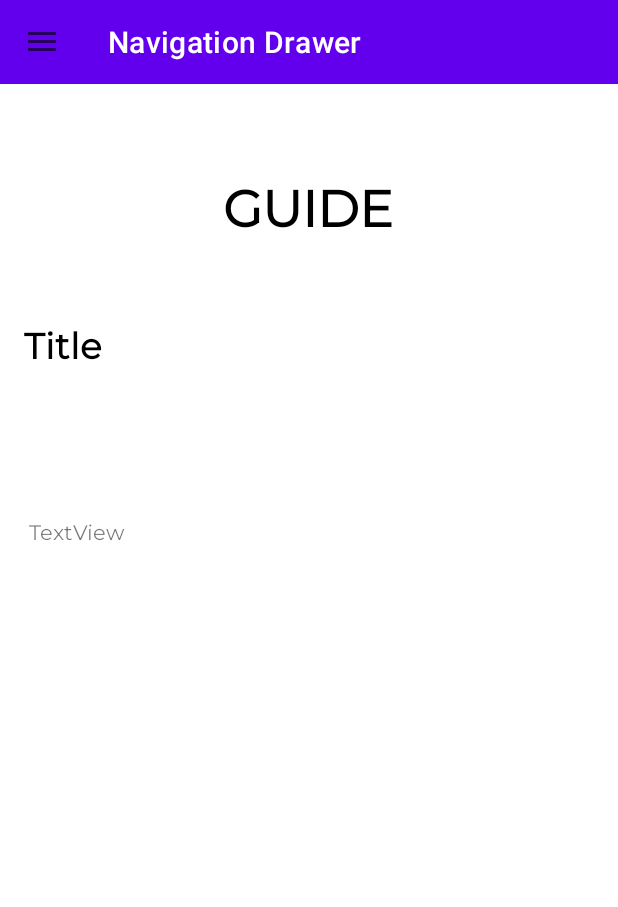
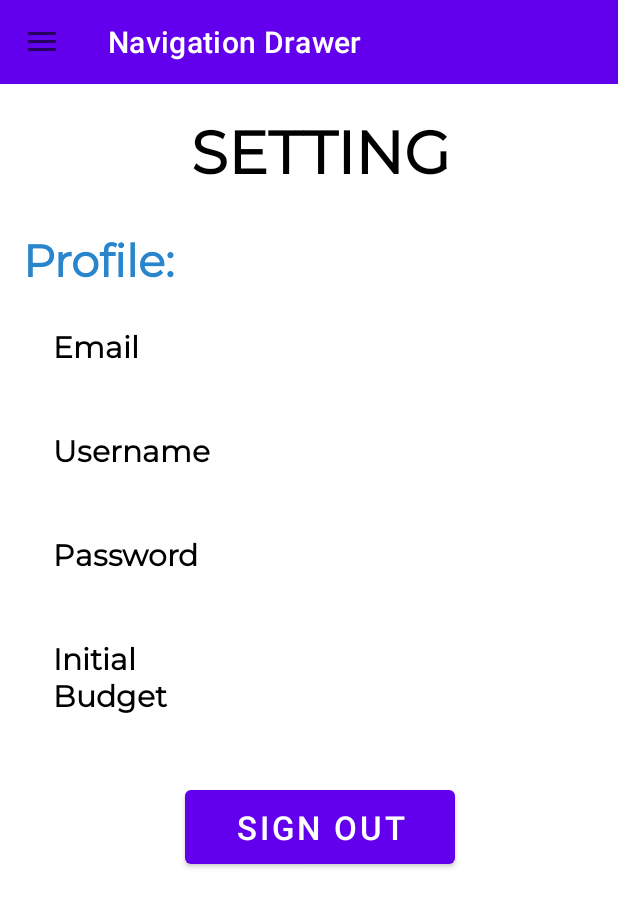
Before and after one commit to Yuhao-1999/Investment-Management, an Android app: the fragment SettingsFragment placed in its activity, in the side drawer, after a tap on "Setting", on a phone screen of 412 x 824 dp. Shown: the top 907 px of the screen. Run offline under Robolectric (Android 15) with nearby library versions, the phone set to English and light mode, and no system bars; our stand-ins replace Firebase (no records; nobody signed in at launch, a user with empty details on screens opened directly).

Commit message:
retrieve data to settings

```diff
--- a/app/src/main/AndroidManifest.xml
+++ b/app/src/main/AndroidManifest.xml
@@ -30,5 +30,6 @@
             android:name="preloaded_fonts"
             android:resource="@array/preloaded_fonts" />
     </application>
-
+    <uses-permission android:name="android.permission.INTERNET" />
+    <uses-permission android:name="android.permission.ACCESS_NETWORK_STATE" />
 </manifest>
--- a/app/src/main/java/com/example/investmentmanagement/DAO/UserDAO.java
+++ b/app/src/main/java/com/example/investmentmanagement/DAO/UserDAO.java
@@ -28,7 +28,7 @@ public class UserDAO {
                 public void onDataChange(@NonNull DataSnapshot snapshot) {
                     for (DataSnapshot child : snapshot.getChildren()){
                         HashMap<String,String> map = (HashMap<String, String>) child.getValue();
-                        User user = new User(map.get("username"),map.get("email"),map.get("password"));
+                        User user = new User(map.get("username"),map.get("email"),map.get("password"),map.get("budget"));
                         Log.i("USER DAO","USER: "+user.toString());
                     }
                 }
--- /dev/null
+++ b/app/src/main/java/com/example/investmentmanagement/DAO/UserFirebase.java
@@ -0,0 +1,49 @@
+package com.example.investmentmanagement.DAO;
+
+import android.util.Log;
+
+import com.example.investmentmanagement.Models.User;
+import com.example.investmentmanagement.Views.FirebaseConfig;
+import com.google.firebase.auth.FirebaseAuth;
+import com.google.firebase.auth.FirebaseUser;
+import com.google.firebase.auth.UserProfileChangeRequest;
+
+public class UserFirebase {
+    public static FirebaseUser getCurrentUser() {
+        FirebaseAuth user = FirebaseConfig.getFirebaseAuth();
+        return user.getCurrentUser();
+    }
+
+    public static void updateUsername(String username) {
+        try {
+
+            // Account logged in the App
+            FirebaseUser loggedAccount = getCurrentUser();
+
+            // Config object to edit profile
+            UserProfileChangeRequest profile = new UserProfileChangeRequest
+                    .Builder()
+                    .setDisplayName(username)
+                    .build();
+
+            loggedAccount.updateProfile(profile).addOnCompleteListener(task -> {
+                if( !task.isSuccessful() ) {
+                    Log.d("Profile", "Error when trying to update username.");
+                }
+            });
+
+        } catch (Exception e) {
+            e.printStackTrace();
+        }
+    }
+    public static User getUserData() {
+
+        FirebaseUser firebaseUser = getCurrentUser();
+
+        User user = new User();
+        user.setEmail(firebaseUser.getEmail() );
+        user.setUserName(firebaseUser.getDisplayName());
+
+        return user;
+    }
+}
--- /dev/null
+++ b/app/src/main/java/com/example/investmentmanagement/Views/SettingsFragment.java
@@ -0,0 +1,151 @@
+package com.example.investmentmanagement.Views;
+
+import android.content.Intent;
+import android.media.MediaPlayer;
+import android.os.Bundle;
+
+import androidx.annotation.NonNull;
+import androidx.annotation.Nullable;
+import androidx.fragment.app.Fragment;
+
+import android.util.Log;
+import android.view.LayoutInflater;
+import android.view.View;
+import android.view.ViewGroup;
+import android.widget.Button;
+import android.widget.TextView;
+
+import com.example.investmentmanagement.DAO.UserDAO;
+import com.example.investmentmanagement.DAO.UserFirebase;
+import com.example.investmentmanagement.Models.User;
+import com.example.investmentmanagement.R;
+import com.google.android.gms.tasks.OnCompleteListener;
+import com.google.android.gms.tasks.Task;
+import com.google.firebase.auth.FirebaseAuth;
+import com.google.firebase.auth.FirebaseUser;
+import com.google.firebase.database.ChildEventListener;
+import com.google.firebase.database.DataSnapshot;
+import com.google.firebase.database.DatabaseError;
+import com.google.firebase.database.DatabaseReference;
+import com.google.firebase.database.FirebaseDatabase;
+import com.google.firebase.database.Query;
+import com.google.firebase.database.ValueEventListener;
+import com.google.firebase.firestore.DocumentSnapshot;
+import com.google.firebase.firestore.FirebaseFirestore;
+import com.google.firebase.firestore.QuerySnapshot;
+
+/**
+ * A simple {@link Fragment} subclass.
+ * Use the {@link SettingsFragment#newInstance} factory method to
+ * create an instance of this fragment.
+ */
+public class SettingsFragment extends Fragment {
+
+    // TODO: Rename parameter arguments, choose names that match
+    // the fragment initialization parameters, e.g. ARG_ITEM_NUMBER
+    private static final String ARG_PARAM1 = "param1";
+    private static final String ARG_PARAM2 = "param2";
+    FirebaseAuth mAuth;
+
+    // TODO: Rename and change types of parameters
+    private String mParam1;
+    private String mParam2;
+
+    TextView DBEmail;
+
+    private User userProfile;
+
+    private DatabaseReference firebaseRef;
+    private DatabaseReference usersRef;
+    private DatabaseReference userProfileRef;
+    private ValueEventListener valueEventListenerUser;
+
+
+    public SettingsFragment() {
+        // Required empty public constructor
+    }
+
+    /**
+     * Use this factory method to create a new instance of
+     * this fragment using the provided parameters.
+     *
+     * @param param1 Parameter 1.
+     * @param param2 Parameter 2.
+     * @return A new instance of fragment SettingsFragment.
+     */
+    // TODO: Rename and change types and number of parameters
+    public static SettingsFragment newInstance(String param1, String param2) {
+        SettingsFragment fragment = new SettingsFragment();
+        Bundle args = new Bundle();
+        args.putString(ARG_PARAM1, param1);
+        args.putString(ARG_PARAM2, param2);
+        fragment.setArguments(args);
+        return fragment;
+    }
+
+    @Override
+    public void onCreate(Bundle savedInstanceState) {
+        super.onCreate(savedInstanceState);
+        if (getArguments() != null) {
+            mParam1 = getArguments().getString(ARG_PARAM1);
+            mParam2 = getArguments().getString(ARG_PARAM2);
+        }
+
+
+    }
+
+    @Override
+    public View onCreateView(LayoutInflater inflater, ViewGroup container,
+                             Bundle savedInstanceState) {
+        // Inflate the layout for this fragment
+        View view = inflater.inflate(R.layout.fragment_settings, container, false);
+
+        userProfile = UserFirebase.getUserData();
+        firebaseRef = FirebaseConfig.getDatabaseReference();
+        usersRef = firebaseRef.child("users");
+
+        TextView DBEmail =  view.findViewById(R.id.email);
+        TextView DBUsername = view.findViewById(R.id.username);
+        TextView DBPassword = view.findViewById(R.id.password);
+        TextView DBBudget = view.findViewById(R.id.budget);
+        Button sign_out = view.findViewById(R.id.sign_outButton);
+
+        mAuth = FirebaseAuth.getInstance();
+        String uID = mAuth.getCurrentUser().getUid();
+        userProfileRef = usersRef.child(uID);
+
+        userProfileRef.addValueEventListener(new ValueEventListener() {
+            @Override
+            public void onDataChange(@NonNull DataSnapshot snapshot) {
+
+                String email = snapshot.child("email").getValue(String.class);
+                DBEmail.setText(email);
+
+                String username = snapshot.child("username").getValue(String.class);
+                DBUsername.setText(username);
+
+                String password = snapshot.child("password").getValue(String.class);
+                DBPassword.setText(password);
+
+                String budget = snapshot.child("budget").getValue(String.class);
+                DBBudget.setText(budget);
+            }
+
+            @Override
+            public void onCancelled(@NonNull DatabaseError error) {
+
+            }
+        });
+
+        sign_out.setOnClickListener(new View.OnClickListener() {
+            @Override
+            public void onClick(View v) {
+                Intent intent= new Intent(getActivity(), MainActivity.class);
+                startActivity(intent);
+            }
+        });
+        return view;
+    }
+
+
+}
--- a/app/src/main/java/com/example/investmentmanagement/Views/Sign_upActivity.java
+++ b/app/src/main/java/com/example/investmentmanagement/Views/Sign_upActivity.java
@@ -93,6 +93,7 @@ public class Sign_upActivity extends AppCompatActivity{
                 user.setUserName(username);
                 user.setEmail(email);
                 user.setPassword(password);
+                user.setBudget(initialBudget);
                 register(user);
             }
         });
@@ -133,9 +134,10 @@ public class Sign_upActivity extends AppCompatActivity{
         userMap.put("email", editEmail.getText().toString());
         userMap.put("username", editUsername.getText().toString());
         userMap.put("password", editPassword.getText().toString());
+        userMap.put("budget",editNumber.getText().toString());
 
-        DatabaseReference userRef = FirebaseConfig.getDatabaseReference().child("users");
-        userRef.push().setValue(userMap);
+        DatabaseReference userRef = FirebaseConfig.getDatabaseReference().child("users").child(uID);
+        userRef.setValue(userMap);
     }
 
 }
--- a/app/src/main/res/layout/fragment_settings.xml
+++ b/app/src/main/res/layout/fragment_settings.xml
@@ -10,7 +10,7 @@
         android:layout_width="match_parent"
         android:layout_height="match_parent"
         android:layout_gravity="center"
-        android:layout_marginTop="32dp"
+        android:layout_marginLeft="15dp"
         android:orientation="vertical"
         app:layout_constraintTop_toTopOf="parent"
         tools:layout_editor_absoluteX="27dp">
@@ -32,7 +32,7 @@
         <TextView
             android:layout_width="match_parent"
             android:layout_height="wrap_content"
-            android:layout_gravity="left"
+            android:gravity="left"
             android:fontFamily="@font/montserrat"
             android:text="Profile:"
             android:textColor="@color/blue"
@@ -49,7 +49,7 @@
 
             <TextView
                 android:id="@+id/enter_email"
-                android:layout_width="214dp"
+                android:layout_width="211dp"
                 android:layout_height="match_parent"
                 android:layout_gravity="center"
                 android:layout_margin="20dp"
@@ -67,7 +67,11 @@
                 android:layout_width="327dp"
                 android:layout_height="match_parent"
                 android:layout_weight="1"
-                android:text="TextView" />
+                android:fontFamily="@font/montserrat"
+                android:gravity="center"
+                android:text="TextView"
+                android:textColor="@color/black"
+                android:textSize="20sp" />
 
         </LinearLayout>
 
@@ -78,7 +82,7 @@
 
             <TextView
                 android:id="@+id/enter_username"
-                android:layout_width="129dp"
+                android:layout_width="121dp"
                 android:layout_height="match_parent"
                 android:layout_gravity="center"
                 android:layout_margin="20dp"
@@ -92,10 +96,14 @@
 
             <TextView
                 android:id="@+id/username"
-                android:layout_width="match_parent"
+                android:layout_width="270dp"
                 android:layout_height="match_parent"
                 android:layout_weight="1"
-                android:text="TextView" />
+                android:fontFamily="@font/montserrat"
+                android:gravity="center"
+                android:text="TextView"
+                android:textColor="@color/black"
+                android:textSize="20sp" />
 
         </LinearLayout>
 
@@ -107,7 +115,7 @@
 
             <TextView
                 android:id="@+id/enter_password"
-                android:layout_width="214dp"
+                android:layout_width="212dp"
                 android:layout_height="match_parent"
                 android:layout_gravity="center"
                 android:layout_margin="20dp"
@@ -125,7 +133,11 @@
                 android:layout_width="326dp"
                 android:layout_height="match_parent"
                 android:layout_weight="1"
-                android:text="TextView" />
+                android:fontFamily="@font/montserrat"
+                android:gravity="center"
+                android:text="TextView"
+                android:textColor="@color/black"
+                android:textSize="20sp" />
 
         </LinearLayout>
 
@@ -137,7 +149,7 @@
 
             <TextView
                 android:id="@+id/initial_budget"
-                android:layout_width="113dp"
+                android:layout_width="111dp"
                 android:layout_height="match_parent"
                 android:layout_gravity="center"
                 android:layout_margin="20dp"
@@ -155,7 +167,11 @@
                 android:layout_width="226dp"
                 android:layout_height="match_parent"
                 android:layout_weight="1"
-                android:text="TextView" />
+                android:fontFamily="@font/montserrat"
+                android:gravity="center"
+                android:text="TextView"
+                android:textColor="@color/black"
+                android:textSize="20sp" />
 
         </LinearLayout>
 
@@ -166,24 +182,17 @@
 
 
             <Button
-                android:id="@+id/changeButton"
+                android:id="@+id/sign_outButton"
                 android:layout_width="180dp"
                 android:layout_height="wrap_content"
                 android:layout_gravity="center"
                 android:layout_margin="20dp"
                 android:padding="10dp"
-                android:text="@string/change"
+                android:text="@string/sign_out"
                 android:textSize="22sp"></Button>
 
         </LinearLayout>
 
-        <Button
-            android:id="@+id/button3"
-            android:layout_width="74dp"
-            android:layout_height="wrap_content"
-            android:layout_gravity="right"
-            android:text="sign out"
-            android:textSize="10dp" />
 
     </LinearLayout>
 
--- a/app/src/main/res/values/strings.xml
+++ b/app/src/main/res/values/strings.xml
@@ -22,5 +22,6 @@
     <string name="close">Close</string>
     <!-- TODO: Remove or change this placeholder text -->
     <string name="hello_blank_fragment">Hello blank fragment</string>
+    <string name="sign_out">Sign out</string>
 
 </resources>
```
Also changed, not shown: app/src/main/java/com/example/investmentmanagement/Models/User.java (+5 -4 lines), 1 other file.
